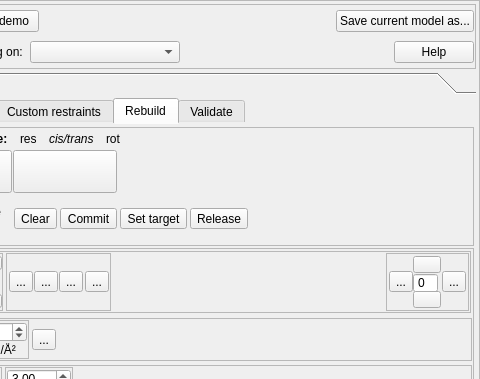
tristanic/isolde, file isolde/src/ui/IsoldeFrame.ui: the form before one commit; both pictures show x 100 to 580 and y 0 to 379 of the 580 by 830 pixel window.
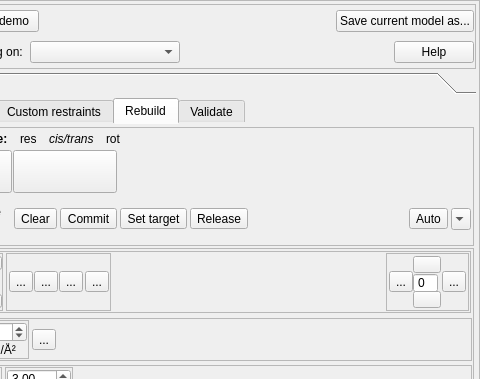
The form after the commit. The open tabs and pages were chosen to show the change. Icons and pictures are not drawn.

Commit message: Backrub autofit rotamers incorporated into ISOLDE GUI

The edit to the form file:
```diff
--- a/isolde/src/ui/IsoldeFrame.ui
+++ b/isolde/src/ui/IsoldeFrame.ui
@@ -1813,6 +1813,26 @@
                      </property>
                     </spacer>
                    </item>
+                   <item>
+                    <widget class="QToolButton" name="_rebuild_sel_res_rot_backrub_button">
+                     <property name="toolTip">
+                      <string>Attempt to auto-fit sidechain using the Backrub algorithm</string>
+                     </property>
+                     <property name="text">
+                      <string>Auto</string>
+                     </property>
+                    </widget>
+                   </item>
+                   <item>
+                    <widget class="QComboBox" name="_rebuild_sel_res_rot_backrub_map_combo_box">
+                     <property name="maximumSize">
+                      <size>
+                       <width>20</width>
+                       <height>16777215</height>
+                      </size>
+                     </property>
+                    </widget>
+                   </item>
                   </layout>
                  </widget>
                 </item>
```
Left out of the diff: 2 changed lines with no effect on the pictures. The commit also changes 3 other files.
